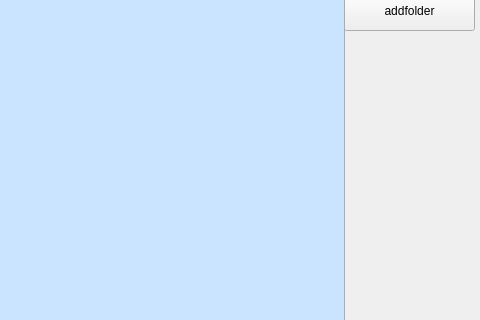
Qt form src/filesystem/Filesystem.ui (Mmmtttt/my_player) before a commit; both pictures show x 346 to 826 and y 100 to 420 of the 826 by 616 pixel window.
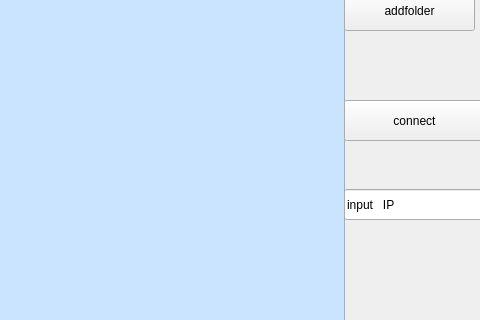
The same form after that commit.

```diff
--- a/src/filesystem/Filesystem.ui
+++ b/src/filesystem/Filesystem.ui
@@ -94,6 +94,32 @@
      <string>addfolder</string>
     </property>
    </widget>
+   <widget class="QToolButton" name="connect">
+    <property name="geometry">
+     <rect>
+      <x>690</x>
+      <y>200</y>
+      <width>141</width>
+      <height>41</height>
+     </rect>
+    </property>
+    <property name="text">
+     <string>connect</string>
+    </property>
+   </widget>
+   <widget class="QLineEdit" name="IP">
+    <property name="geometry">
+     <rect>
+      <x>690</x>
+      <y>289</y>
+      <width>141</width>
+      <height>31</height>
+     </rect>
+    </property>
+    <property name="text">
+     <string>input   IP</string>
+    </property>
+   </widget>
   </widget>
   <widget class="QMenuBar" name="menubar">
    <property name="geometry">
```
